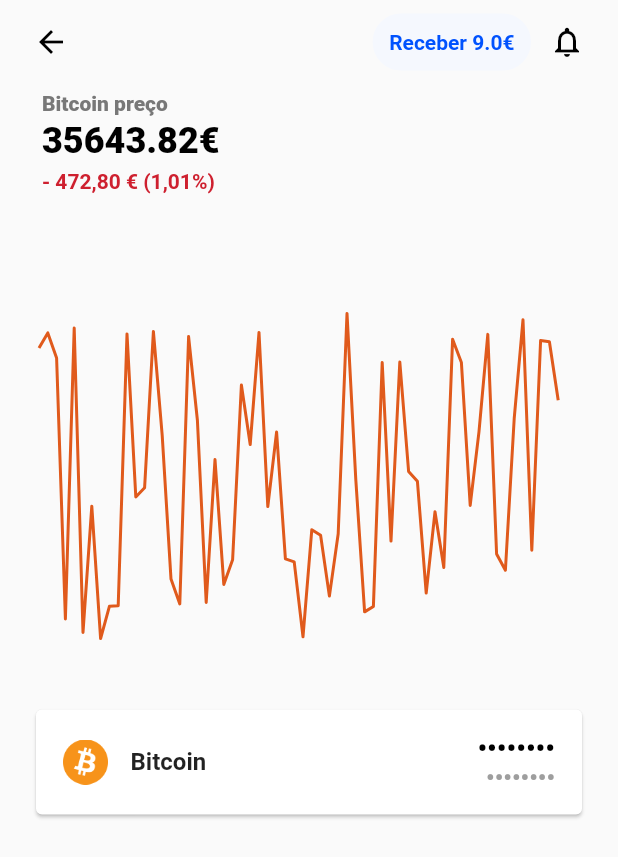
After one commit to Hugo1307/CoinbaseClone, a Flutter app: the screen it shows after launch, after a tap on "Bitcoin", on a phone screen of 412 x 824 dp. The commit adds this screen. Shown: the top 857 px of the screen. Run offline on Flutter 3.47's test engine with Material 2 defaults, Android fonts, the light colour scheme and no system bars; our stand-ins replace charts_flutter.

Commit message:
Added currency details and navigations

```diff
--- a/lib/charts_utils.dart
+++ b/lib/charts_utils.dart
@@ -13,8 +13,10 @@
 class LineChart extends StatelessWidget {
   final String id;
   final Color chartColor;
+  final int dataSamples;
+  final int maxDelta;
 
-  const LineChart(this.id, this.chartColor, {Key? key}) : super(key: key);
+  const LineChart(this.id, this.chartColor, {Key? key, this.dataSamples = 20, this.maxDelta = 4000}) : super(key: key);
 
   _generateRandomData(int dataSamples, int maxDelta, int baseValue) {
     Random rng = Random();
@@ -28,7 +30,7 @@
 
   @override
   Widget build(BuildContext context) {
-    List<LineChartSeries> data = _generateRandomData(20, 5000, 4000);
+    List<LineChartSeries> data = _generateRandomData(dataSamples, 5000, maxDelta);
 
     List<charts.Series<LineChartSeries, int>> series = [
       charts.Series(
--- /dev/null
+++ b/lib/currency_details.dart
@@ -0,0 +1,159 @@
+import 'package:coinbase_clone/charts_utils.dart';
+import 'package:coinbase_clone/utils.dart';
+import 'package:flutter/material.dart';
+
+import 'main.dart';
+
+class CurrencyDetailsAppContainer extends StatefulWidget {
+  final Currency currency;
+
+  const CurrencyDetailsAppContainer(this.currency, {Key? key})
+      : super(key: key);
+
+  @override
+  State<StatefulWidget> createState() => _CurrencyDetailsAppContainerState();
+}
+
+class _CurrencyDetailsAppContainerState
+    extends State<CurrencyDetailsAppContainer> {
+  refreshChild(childIndex) {
+    setState(() {
+      Navigator.pop(context);
+    });
+  }
+
+  @override
+  Widget build(BuildContext context) {
+    return Scaffold(
+      appBar:
+          TopBar(const Icon(Icons.arrow_back), () => Navigator.pop(context)),
+      body: AppBody(child: CurrencyDetailsWidget(widget.currency)),
+    );
+  }
+}
+
+class CurrencyDetailsWidget extends StatelessWidget {
+  final Currency currency;
+
+  const CurrencyDetailsWidget(this.currency, {Key? key}) : super(key: key);
+
+  @override
+  Widget build(BuildContext context) {
+    return Container(
+        margin: const EdgeInsets.symmetric(horizontal: 10),
+        child: Column(
+          children: [
+            CurrencyDetailsBar(currency),
+            Container(
+                margin: const EdgeInsets.symmetric(vertical: 20),
+                child: CurrencyDetailsChart(currency)),
+            CurrencyDetailsCard(currency)
+          ],
+        ));
+  }
+}
+
+class CurrencyDetailsBar extends StatelessWidget {
+  final Currency currency;
+
+  const CurrencyDetailsBar(this.currency, {Key? key}) : super(key: key);
+
+  @override
+  Widget build(BuildContext context) {
+    return Container(
+        margin: const EdgeInsets.only(left: 8),
+        child: Row(
+          children: [
+            Column(
+              crossAxisAlignment: CrossAxisAlignment.start,
+              children: [
+                Container(
+                    margin: const EdgeInsets.only(top: 5, bottom: 3),
+                    child: Text(currency.currencyName.toString() + ' preço',
+                        style: const TextStyle(
+                            fontWeight: FontWeight.w900,
+                            fontSize: 14,
+                            color: Color.fromARGB(255, 120, 120, 120)))),
+                Container(
+                    margin: const EdgeInsets.only(bottom: 5),
+                    child: Text(currency.currentPrice.toString() + '€',
+                        style: const TextStyle(
+                            fontWeight: FontWeight.w900,
+                            fontSize: 24,
+                            color: Colors.black))),
+                const Text('- 472,80 € (1,01%)',
+                    style: TextStyle(
+                        fontWeight: FontWeight.w700,
+                        fontSize: 14,
+                        color: Color.fromARGB(255, 206, 32, 47)))
+              ],
+            )
+          ],
+        ));
+  }
+}
+
+class CurrencyDetailsChart extends StatelessWidget {
+  final Currency currency;
+
+  const CurrencyDetailsChart(this.currency, {Key? key}) : super(key: key);
+
+  @override
+  Widget build(BuildContext context) {
+    return SizedBox(
+      child: LineChart('Chart1', currency.currencyColor,
+          dataSamples: 60, maxDelta: 100),
+      height: 300,
+    );
+  }
+}
+
+class CurrencyDetailsCard extends StatelessWidget {
+  final Currency currency;
+
+  const CurrencyDetailsCard(this.currency, {Key? key}) : super(key: key);
+
+  @override
+  Widget build(BuildContext context) {
+    return Card(
+        child: InkWell(
+      splashColor: Colors.grey,
+      onTap: () => {},
+      child: Container(
+          padding: const EdgeInsets.symmetric(vertical: 15, horizontal: 18),
+          child: Row(
+            children: [
+              SizedBox(
+                  height: 30,
+                  width: 30,
+                  child: Image.asset(currency.currencyImagePath)),
+              Container(
+                  margin: const EdgeInsets.only(left: 15),
+                  child: Text(
+                    currency.currencyName.toString(),
+                    style: const TextStyle(
+                        fontSize: 16, fontWeight: FontWeight.w600),
+                  )),
+              const Spacer(),
+              Column(
+                crossAxisAlignment: CrossAxisAlignment.end,
+                children: const [
+                  Text(
+                    '••••••••',
+                    style: TextStyle(
+                        color: Colors.black,
+                        fontSize: 18,
+                        fontWeight: FontWeight.bold),
+                  ),
+                  Text('••••••••',
+                      style: TextStyle(
+                          color: Colors.grey,
+                          fontSize: 16,
+                          fontWeight: FontWeight.bold))
+                ],
+              )
+            ],
+          )),
+    ));
+  }
+}
--- a/lib/dashboard.dart
+++ b/lib/dashboard.dart
@@ -1,4 +1,6 @@
 import 'package:coinbase_clone/charts_utils.dart';
+import 'package:coinbase_clone/currency_details.dart';
+import 'package:coinbase_clone/utils.dart';
 import 'package:flutter/material.dart';
 
 class DashboardBody extends StatelessWidget {
@@ -161,16 +163,23 @@
             ListView(
               shrinkWrap: true,
               padding: const EdgeInsets.only(top: 10),
-              children: const [
-                CurrencyListItem('Bitcoin', 'BTC', 35643.82, -3.54,
-                    currencyImagePath: 'assets/images/BC_Logo.png'),
+              children: [
                 CurrencyListItem(
-                  'Ethereum',
-                  'ETH',
-                  1643.82,
-                  -0.54,
-                  currencyImagePath: 'assets/images/ETH_Logo.png',
-                  currencyColor: Color.fromARGB(255, 98, 126, 232),
+                  Currency(
+                    'Bitcoin',
+                    'BTC',
+                    35643.82,
+                    -3.54,
+                    'assets/images/BC_Logo.png',
+                    const Color.fromARGB(255, 224, 90, 28))),
+                CurrencyListItem(
+                  Currency(
+                      'Ethereum',
+                      'ETH',
+                      1643.82,
+                      -0.54,
+                      'assets/images/ETH_Logo.png',
+                      const Color.fromARGB(255, 98, 126, 232)),
                 )
               ],
             ),
@@ -180,19 +189,9 @@
 }
 
 class CurrencyListItem extends StatefulWidget {
-  final String currencyName;
-  final String currencyAlias;
-  final double currentPrice;
-  final double variation;
-  final String currencyImagePath;
-  final Color currencyColor;
+  final Currency currency;
 
-  const CurrencyListItem(
-      this.currencyName, this.currencyAlias, this.currentPrice, this.variation,
-      {this.currencyImagePath = 'assets/images/BC_Logo.png',
-      this.currencyColor = const Color.fromARGB(255, 224, 90, 28),
-      Key? key})
-      : super(key: key);
+  const CurrencyListItem(this.currency, {Key? key}) : super(key: key);
 
   @override
   State<StatefulWidget> createState() => _CurrencyListItemState();
@@ -204,35 +203,43 @@
     return ListTile(
         horizontalTitleGap: 20,
         contentPadding: EdgeInsets.zero,
+        onTap: () {
+          Navigator.push(
+            context,
+            MaterialPageRoute(
+                builder: (context) => CurrencyDetailsAppContainer(widget.currency)),
+          );
+        },
         leading: SizedBox(
             width: 35,
             height: 35,
-            child: Image.asset(widget.currencyImagePath)),
+            child: Image.asset(widget.currency.currencyImagePath)),
         title: Container(
             margin: const EdgeInsets.only(bottom: 5),
-            child: Text(widget.currencyName,
+            child: Text(widget.currency.currencyName,
                 style: const TextStyle(
                     fontWeight: FontWeight.bold, fontSize: 17))),
-        subtitle: Text(widget.currencyAlias,
+        subtitle: Text(widget.currency.currencyAlias,
             style: const TextStyle(fontWeight: FontWeight.w300, fontSize: 15)),
         trailing: Row(
             mainAxisSize: MainAxisSize.min,
             mainAxisAlignment: MainAxisAlignment.start,
             children: [
               SizedBox(
-                child: LineChart(widget.currencyAlias, widget.currencyColor),
+                child: LineChart(widget.currency.currencyAlias,
+                    widget.currency.currencyColor),
                 height: 50,
                 width: 80,
               ),
               Column(crossAxisAlignment: CrossAxisAlignment.end, children: [
                 Text(
-                  widget.currentPrice.toString() + ' €',
+                  widget.currency.currentPrice.toString() + ' €',
                   style: const TextStyle(fontSize: 17),
                 ),
                 Container(
                     margin: const EdgeInsets.only(top: 2),
                     child: Text(
-                      widget.variation.toString() + '%',
+                      widget.currency.variation.toString() + '%',
                       style: const TextStyle(
                           fontSize: 17,
                           color: Color.fromARGB(255, 206, 32, 47)),
--- a/lib/main.dart
+++ b/lib/main.dart
@@ -33,7 +33,7 @@
   @override
   Widget build(BuildContext context) {
     return Scaffold(
-      appBar: TopBar(),
+      appBar: TopBar(const Icon(Icons.menu), () => {}),
       body: AppBody(child: _widgetOptions.elementAt(_selectedItemIndex)),
       bottomNavigationBar: BottomNavBar(callbackOnUpdate: refreshChild),
     );
@@ -41,20 +41,25 @@
 }
 
 class TopBar extends AppBar {
-  TopBar({Key? key})
+
+  final Icon icon;
+  final Function leftIconPressed;
+
+  TopBar(this.icon, this.leftIconPressed, {Key? key})
       : super(
             key: key,
             iconTheme: const IconThemeData(
               color: Colors.black,
             ),
+            automaticallyImplyLeading: false,
             backgroundColor: ThemeData.light().scaffoldBackgroundColor,
             elevation: 0.0,
             actions: [
               Container(
                 margin: const EdgeInsets.only(left: 10),
                 child: IconButton(
-                  icon: const Icon(Icons.menu),
-                  onPressed: () => {},
+                  icon: icon,
+                  onPressed: () => leftIconPressed()
                 ),
               ),
               const Spacer(),
--- a/lib/utils.dart
+++ b/lib/utils.dart
@@ -1,6 +1,14 @@
+import 'package:flutter/material.dart';
+
 class Currency {
-  String name;
-  double value;
 
-  Currency(this.name, this.value);
+  final String currencyName;
+  final String currencyAlias;
+  final double currentPrice;
+  final double variation;
+  final String currencyImagePath;
+  final Color currencyColor;
+
+  Currency(this.currencyName, this.currencyAlias, this.currentPrice, this.variation, this.currencyImagePath, this.currencyColor);
+
 }
```
